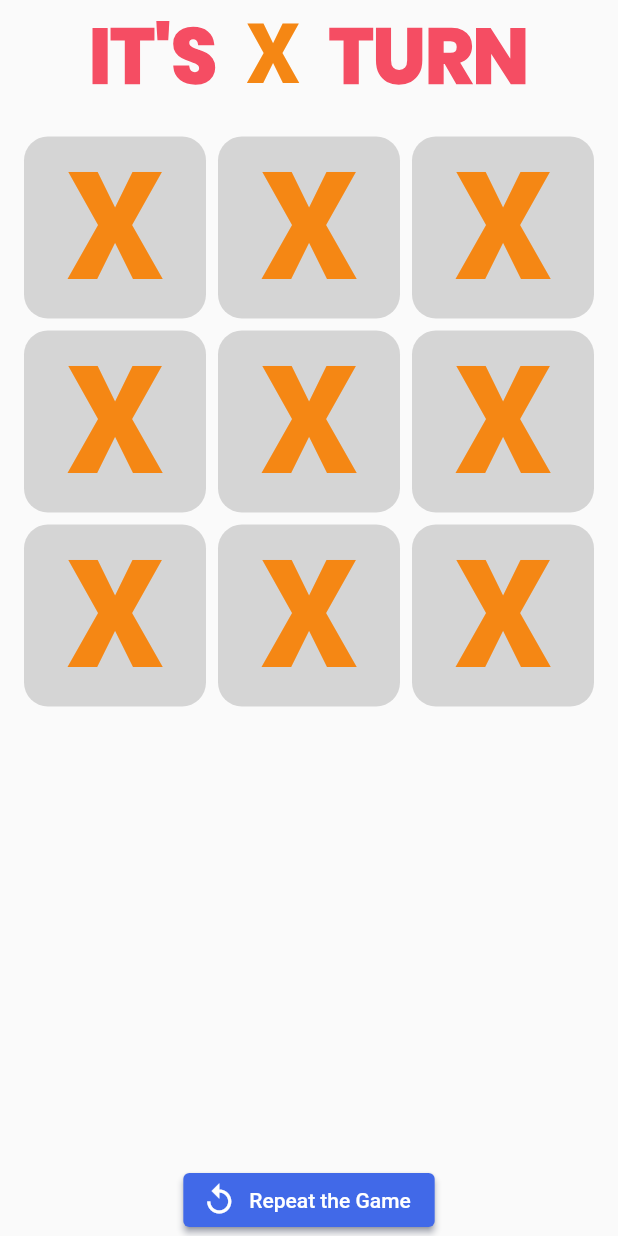
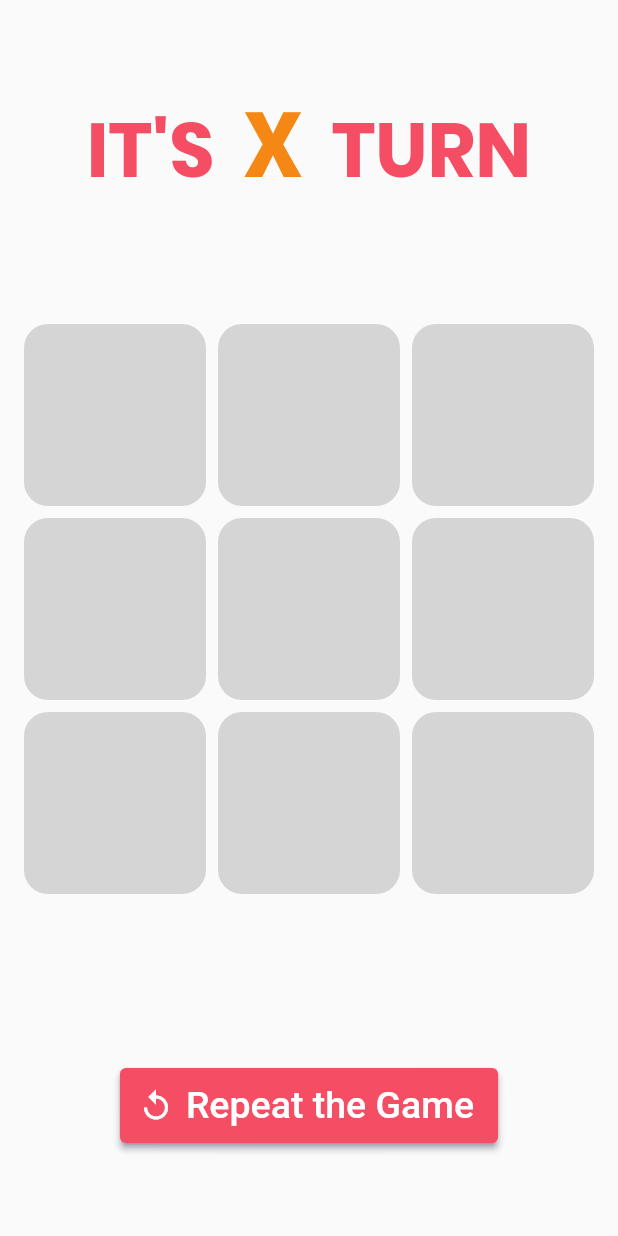
Before and after one commit to 3umarG/Tic_Tac_Game_withFlutter, a Flutter app: the GamePage screen opened directly, after a tap on "Repeat the Game", on a phone screen of 412 x 824 dp. Run offline on Flutter 3.47's test engine with Material 2 defaults, Android fonts, the phone set to English and light mode, and no system bars.

Commit message:
game logic without auto play

```diff
--- a/analysis_options.yaml
+++ b/analysis_options.yaml
@@ -22,8 +22,8 @@ linter:
   # `// ignore_for_file: name_of_lint` syntax on the line or in the file
   # producing the lint.
   rules:
-    # avoid_print: false  # Uncomment to disable the `avoid_print` rule
-    # prefer_single_quotes: true  # Uncomment to enable the `prefer_single_quotes` rule
+    avoid_print: false # Uncomment to disable the `avoid_print` rule
+    prefer_single_quotes: false # Uncomment to enable the `prefer_single_quotes` rule
 
 # Additional information about this file can be found at
 # https://dart.dev/guides/language/analysis-options
--- a/lib/logic/game_logic.dart
+++ b/lib/logic/game_logic.dart
@@ -1,3 +1,5 @@
+import 'package:x_o_game/pages/game_page.dart';
+
 class Player {
   static const x = "X";
   static const o = "O";
@@ -9,7 +11,13 @@ class Player {
 }
 
 class Game {
-  void playGame(int index, String activePlayer) {}
+  void playGame(int index, Players activePlayer) {
+    if (activePlayer == Players.X) {
+      Player.playersX.add(index);
+    } else {
+      Player.playersO.add(index);
+    }
+  }
 
   void checkWinner() {}
 }
--- a/lib/pages/game_page.dart
+++ b/lib/pages/game_page.dart
@@ -2,6 +2,8 @@ import 'package:flutter/material.dart';
 import 'package:x_o_game/themes/theme.dart';
 
 import '../logic/game_logic.dart';
+
+enum Players { X, O }
 
 class GamePage extends StatefulWidget {
   const GamePage({super.key});
@@ -11,7 +13,7 @@ class GamePage extends StatefulWidget {
 }
 
 class _GamePageState extends State<GamePage> {
-  String activePlayer = "X".toUpperCase();
+  Players activePlayer = Players.X;
   bool isGameOver = false;
   int turn = 0;
   String result = "";
@@ -23,32 +25,35 @@ class _GamePageState extends State<GamePage> {
       body: SafeArea(
         child: Center(
           child: Column(
+            mainAxisAlignment: MainAxisAlignment.spaceEvenly,
             mainAxisSize: MainAxisSize.max,
             children: [
-              Center(
-                child: RichText(
+              RichText(
                 text: TextSpan(
                   style: TextStyle(
                     fontSize: 50,
                     fontFamily: "Poppins",
-                      fontWeight: FontWeight.w900,
+                    fontWeight: FontWeight.w600,
                     color: MyTheme.red,
                   ),
                   children: [
                     TextSpan(text: "It's  ".toUpperCase()),
                     TextSpan(
-                        text: "X".toUpperCase(),
+                      text: activePlayer == Players.X ? "X" : "O",
                       style: TextStyle(
-                          color: MyTheme.orange,
-                          fontSize: 55,
+                        color: activePlayer == Players.X
+                            ? MyTheme.orange
+                            : MyTheme.green,
+                        fontSize: 60,
+                        fontWeight: FontWeight.w900,
                       ),
                     ),
                     TextSpan(text: "  Turn".toUpperCase()),
                   ],
                 ),
               ),
-              ),
-              Expanded(
+              Container(
+                height: 450,
                 child: GridView.count(
                   padding: const EdgeInsets.all(16),
                   crossAxisCount: 3,
@@ -59,7 +64,11 @@ class _GamePageState extends State<GamePage> {
                     9,
                     (index) => InkWell(
                       borderRadius: BorderRadius.circular(16),
-                      onTap: isGameOver ? null : () => _onTap(index),
+                      onTap: isGameOver ||
+                              Player.playersX.contains(index) ||
+                              Player.playersO.contains(index)
+                          ? null
+                          : () => _onTap(index),
                       child: Container(
                         decoration: BoxDecoration(
                           color: Colors.grey.withOpacity(0.4),
@@ -67,11 +76,17 @@ class _GamePageState extends State<GamePage> {
                         ),
                         child: Center(
                           child: Text(
-                            "x".toUpperCase(),
+                            Player.playersX.contains(index)
+                                ? "x".toUpperCase()
+                                : Player.playersO.contains(index)
+                                    ? "o".toUpperCase()
+                                    : "",
                             style: TextStyle(
                               fontWeight: FontWeight.w900,
                               fontSize: 100,
-                              color: MyTheme.orange,
+                              color: Player.playersX.contains(index)
+                                  ? MyTheme.orange
+                                  : MyTheme.green,
                             ),
                           ),
                         ),
@@ -83,18 +98,25 @@ class _GamePageState extends State<GamePage> {
               ElevatedButton.icon(
                 onPressed: () {
                   setState(() {
-                    activePlayer = "X".toUpperCase();
+                    activePlayer = Players.X;
                     isGameOver = false;
                     turn = 0;
                     result = "";
+                    Player.playersX = [];
+                    Player.playersO = [];
                   });
                 },
                 icon: const Icon(Icons.replay),
-                label: const Text("Repeat the Game"),
+                label: const Text(
+                  "Repeat the Game",
+                  style: TextStyle(fontSize: 25),
+                ),
                 style: ButtonStyle(
-                  backgroundColor:
-                      MaterialStateProperty.all(Theme.of(context).splashColor),
-                ),
+                    fixedSize:
+                        MaterialStateProperty.all(const Size.fromHeight(50)),
+                    backgroundColor: MaterialStateProperty.all(
+                      MyTheme.red,
+                    )),
               ),
             ],
           ),
@@ -104,6 +126,9 @@ class _GamePageState extends State<GamePage> {
   }
 
   _onTap(int index) {
+    setState(() {
       game.playGame(index, activePlayer);
+      activePlayer = (activePlayer == Players.X) ? Players.O : Players.X;
+    });
   }
 }
```
Lines whose indentation alone changed are shown as unchanged.
